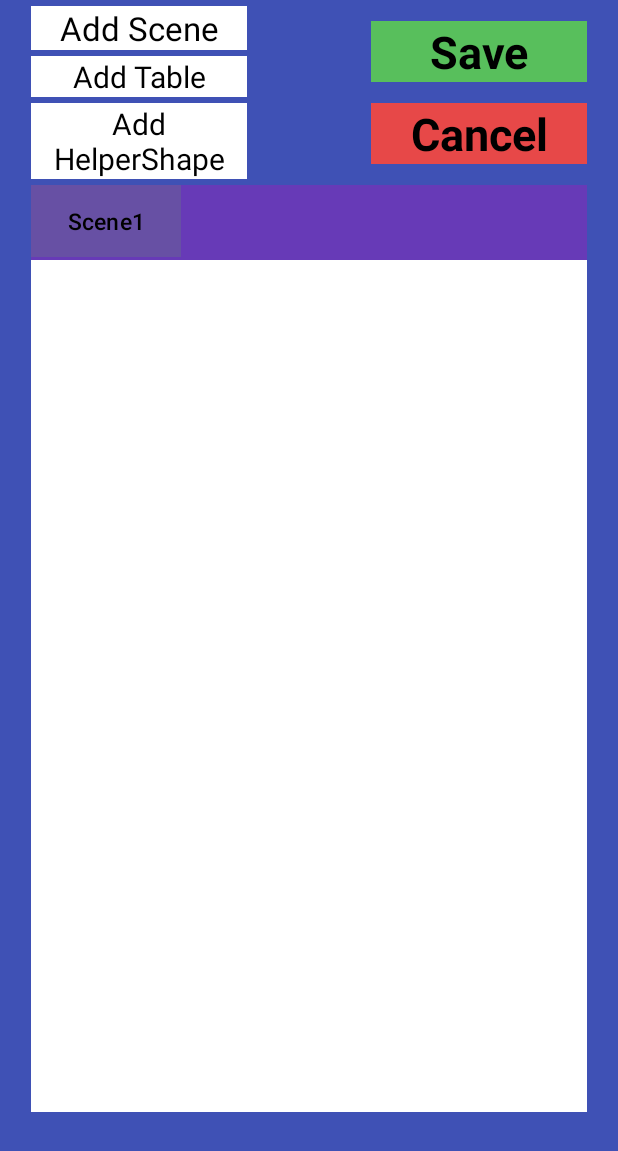
After one commit to gyarab/2024-4e-vakula-WaitR, an Android app: the layout edit_model_view_popup.xml on its own in the app's theme, with its tools: preview values and no code run, on a phone screen of 412 x 824 dp. The commit adds this screen. Shown: the top 1151 px of the screen. Run offline under Robolectric (Android 15) with nearby library versions, the phone set to English and light mode, and no system bars.

Commit message:
layout for editing model view created

```diff
--- /dev/null
+++ b/app/src/main/java/com/example/waitr/HelperShape.kt
@@ -0,0 +1,20 @@
+package com.example.waitr
+
+data class HelperShape(
+    val id: String = "",
+    var height: Double = 0.0,
+    var width: Double = 0.0,
+    var xPosition: Double = 0.0,
+    var yPosition: Double = 0.0
+){
+    fun toMap(): Map<String, Any?> {
+        return mapOf(
+            "id" to id,
+            "height" to height,
+            "width" to width,
+            "xPosition" to xPosition,
+            "yPosition" to yPosition
+        )
+    }
+
+}
--- a/app/src/main/java/com/example/waitr/ModelScene.kt
+++ b/app/src/main/java/com/example/waitr/ModelScene.kt
@@ -3,13 +3,15 @@ package com.example.waitr
 data class ModelScene(
     val id: String = "",
     var name: String = "",
-    var listOfTables: MutableList<Table> = mutableListOf()
+    var listOfTables: MutableList<Table> = mutableListOf(),
+    var listOfHelpers: MutableList<HelperShape> = mutableListOf()
 ){
     fun toMap(): Map<String, Any?> {
         return mapOf(
             "id" to id,
             "name" to name,
-            "listOfTables" to listOfTables.map { it.toMap() }
+            "listOfTables" to listOfTables.map { it.toMap() },
+            "listOfHelpers" to listOfHelpers.map { it.toMap() }
         )
     }
 
--- a/app/src/main/java/com/example/waitr/Model_view.kt
+++ b/app/src/main/java/com/example/waitr/Model_view.kt
@@ -1,5 +1,6 @@
 package com.example.waitr
 
+import android.app.Dialog
 import android.graphics.Color
 import android.os.Bundle
 import android.util.Log
@@ -37,6 +38,7 @@ class Model_view : Fragment() {
     private lateinit var addStageButtonIfNon: ImageButton
     private var dynamicLinearLayout: LinearLayout? = null
     private lateinit var viewModel: ModelViewModel
+    private lateinit var editModelDialoge: Dialog
 
 // zde psat pouze kod nesouvisejici s UI
     override fun onCreate(savedInstanceState: Bundle?) {
@@ -56,6 +58,9 @@ class Model_view : Fragment() {
     ): View? {
     // Inflate the layout for this fragment
         val view = inflater.inflate(R.layout.fragment_model_view, container, false)
+    // nastaveni promenne editModelDialoge
+    editModelDialoge = Dialog(requireContext())
+    editModelDialoge.setContentView(R.layout.edit_model_view_popup)
 
     platno = view.findViewById(R.id.canvas_layout)
     noStagesTODisplayTextView = TextView(context).apply {
@@ -79,17 +84,25 @@ class Model_view : Fragment() {
             //TODO
         }
     }
+    checkIfSceneExists()
+        return view
+    }
+
+    override fun onViewCreated(view: View, savedInstanceState: Bundle?) {
+        super.onViewCreated(view, savedInstanceState)
 
         editButton = view.findViewById(R.id.edit_button)
         editButton.setOnClickListener {
-        //TODO dodelat edit
+            showEditModelPopUp()
         }
         helpButton = view.findViewById(R.id.help_button)
         helpButton.setOnClickListener {
             //TODO dodelat help tlacitko
         }
-    checkIfSceneExists()
-        return view
+    }
+
+    private fun showEditModelPopUp(){
+
     }
 
     override fun onResume() {
--- a/app/src/main/java/com/example/waitr/Table.kt
+++ b/app/src/main/java/com/example/waitr/Table.kt
@@ -7,6 +7,8 @@ data class Table(
     var numberOfPeople: Int = 0,
     var listOfOrders: MutableList<Order> = mutableListOf(),
     var totalOrderPrice: Double = 0.0,
+    var height: Double = 0.0,
+    var width: Double = 0.0,
     var xPosition: Double = 0.0,
     var yPosition: Double = 0.0
 ){
@@ -18,6 +20,8 @@ data class Table(
             "numberOfPeople" to numberOfPeople,
             "listOfOrders" to listOfOrders.map { it.toMap() },
             "totalOrderPrice" to totalOrderPrice,
+            "height" to height,
+            "width" to width,
             "xPosition" to xPosition,
             "yPosition" to yPosition
         )
--- /dev/null
+++ b/app/src/main/res/layout/edit_model_view_popup.xml
@@ -0,0 +1,190 @@
+<?xml version="1.0" encoding="utf-8"?>
+<androidx.constraintlayout.widget.ConstraintLayout xmlns:android="http://schemas.android.com/apk/res/android"
+    xmlns:app="http://schemas.android.com/apk/res-auto"
+    xmlns:tools="http://schemas.android.com/tools"
+    android:layout_width="match_parent"
+    android:layout_height="match_parent"
+    android:background="#3F51B5">
+
+    <androidx.constraintlayout.widget.Guideline
+        android:id="@+id/guideline116"
+        android:layout_width="wrap_content"
+        android:layout_height="wrap_content"
+        android:orientation="vertical"
+        app:layout_constraintGuide_percent="0.05" />
+
+    <androidx.constraintlayout.widget.Guideline
+        android:id="@+id/guideline117"
+        android:layout_width="wrap_content"
+        android:layout_height="wrap_content"
+        android:orientation="vertical"
+        app:layout_constraintGuide_percent="0.95" />
+
+    <androidx.constraintlayout.widget.Guideline
+        android:id="@+id/guideline118"
+        android:layout_width="wrap_content"
+        android:layout_height="wrap_content"
+        android:orientation="vertical"
+        app:layout_constraintGuide_percent="0.4" />
+
+    <androidx.constraintlayout.widget.Guideline
+        android:id="@+id/guideline119"
+        android:layout_width="wrap_content"
+        android:layout_height="wrap_content"
+        android:orientation="vertical"
+        app:layout_constraintGuide_percent="0.6" />
+
+    <androidx.constraintlayout.widget.Guideline
+        android:id="@+id/guideline120"
+        android:layout_width="wrap_content"
+        android:layout_height="wrap_content"
+        android:orientation="horizontal"
+        app:layout_constraintGuide_percent="0.15" />
+
+    <androidx.constraintlayout.widget.Guideline
+        android:id="@+id/guideline121"
+        android:layout_width="wrap_content"
+        android:layout_height="wrap_content"
+        android:orientation="horizontal"
+        app:layout_constraintGuide_percent="0.21" />
+
+    <androidx.constraintlayout.widget.Guideline
+        android:id="@+id/guideline122"
+        android:layout_width="wrap_content"
+        android:layout_height="wrap_content"
+        android:orientation="horizontal"
+        app:layout_constraintGuide_percent="0.90" />
+
+    <TextView
+        android:id="@+id/add_scene"
+        android:layout_width="0dp"
+        android:layout_height="wrap_content"
+        android:autoSizeMaxTextSize="1000dp"
+        android:autoSizeMinTextSize="1dp"
+        android:autoSizeTextType="uniform"
+        android:background="#fff"
+        android:gravity="center"
+        android:text="@string/add_scene"
+        android:textColor="#000"
+        android:textSize="22sp"
+        app:layout_constraintBottom_toTopOf="@+id/add_table"
+        app:layout_constraintEnd_toStartOf="@+id/guideline118"
+        app:layout_constraintStart_toStartOf="@+id/guideline116"
+        app:layout_constraintTop_toTopOf="parent"
+        app:layout_constraintVertical_bias="0.5" />
+
+    <TextView
+        android:id="@+id/add_table"
+        android:layout_width="0dp"
+        android:layout_height="wrap_content"
+        android:autoSizeMaxTextSize="1000dp"
+        android:autoSizeMinTextSize="1dp"
+        android:autoSizeTextType="uniform"
+        android:background="#fff"
+        android:gravity="center"
+        android:text="@string/add_table"
+        android:textColor="#000"
+        android:textSize="20sp"
+        app:layout_constraintBottom_toTopOf="@+id/add_helper_shape"
+        app:layout_constraintEnd_toStartOf="@+id/guideline118"
+        app:layout_constraintStart_toStartOf="@+id/guideline116"
+        app:layout_constraintTop_toBottomOf="@+id/add_scene"
+        app:layout_constraintVertical_bias="0.5" />
+
+    <TextView
+        android:id="@+id/save_model_edit"
+        android:layout_width="0dp"
+        android:layout_height="wrap_content"
+        android:autoSizeMaxTextSize="1000dp"
+        android:autoSizeMinTextSize="1dp"
+        android:autoSizeTextType="uniform"
+        android:background="#58BF5C"
+        android:gravity="center"
+        android:text="@string/save"
+        android:textColor="#000"
+        android:textSize="30sp"
+        android:textStyle="bold"
+        app:layout_constraintBottom_toTopOf="@+id/cancel_model_edit"
+        app:layout_constraintEnd_toStartOf="@+id/guideline117"
+        app:layout_constraintStart_toStartOf="@+id/guideline119"
+        app:layout_constraintTop_toTopOf="parent"
+        app:layout_constraintVertical_bias="0.5" />
+
+    <TextView
+        android:id="@+id/cancel_model_edit"
+        android:layout_width="0dp"
+        android:layout_height="wrap_content"
+        android:autoSizeMaxTextSize="1000dp"
+        android:autoSizeMinTextSize="1dp"
+        android:autoSizeTextType="uniform"
+        android:background="#E74848"
+        android:gravity="center"
+        android:text="@string/cancel"
+        android:textColor="#000"
+        android:textSize="30sp"
+        android:textStyle="bold"
+        app:layout_constraintBottom_toTopOf="@+id/guideline120"
+        app:layout_constraintEnd_toStartOf="@+id/guideline117"
+        app:layout_constraintHorizontal_bias="0.5"
+        app:layout_constraintStart_toStartOf="@+id/guideline119"
+        app:layout_constraintTop_toBottomOf="@+id/save_model_edit"
+        app:layout_constraintVertical_bias="0.5" />
+
+    <HorizontalScrollView
+        android:id="@+id/edit_model_horizontal_scroll_view"
+        android:layout_width="0dp"
+        android:layout_height="0dp"
+        android:background="#673AB7"
+        app:layout_constraintBottom_toTopOf="@+id/guideline121"
+        app:layout_constraintEnd_toStartOf="@+id/guideline117"
+        app:layout_constraintStart_toStartOf="@+id/guideline116"
+        app:layout_constraintTop_toTopOf="@+id/guideline120">
+
+        <LinearLayout
+            android:id="@+id/linearlayout_for_scenes"
+            android:layout_width="wrap_content"
+            android:layout_height="match_parent"
+            android:orientation="horizontal">
+
+            <Button
+                android:layout_width="100dp"
+                android:layout_height="48dp"
+                android:autoSizeMaxTextSize="1000dp"
+                android:autoSizeMinTextSize="1dp"
+                android:autoSizeTextType="uniform"
+                android:background="#fff"
+                android:text="@string/scene1"
+                android:textColor="#000" />
+        </LinearLayout>
+    </HorizontalScrollView>
+
+    <FrameLayout
+        android:id="@+id/canvas_layout"
+        android:layout_width="0dp"
+        android:layout_height="0dp"
+        android:background="@color/white"
+        app:layout_constraintBottom_toTopOf="@+id/guideline122"
+        app:layout_constraintEnd_toStartOf="@+id/guideline117"
+        app:layout_constraintStart_toStartOf="@+id/guideline116"
+        app:layout_constraintTop_toTopOf="@+id/guideline121">
+
+    </FrameLayout>
+
+    <TextView
+        android:id="@+id/add_helper_shape"
+        android:layout_width="0dp"
+        android:layout_height="wrap_content"
+        android:text="@string/add_helpershape"
+        android:autoSizeMinTextSize="1dp"
+        android:autoSizeMaxTextSize="1000dp"
+        android:autoSizeTextType="uniform"
+        android:gravity="center"
+        android:textSize="20sp"
+        android:background="#fff"
+        android:textColor="#000"
+        app:layout_constraintBottom_toTopOf="@+id/edit_model_horizontal_scroll_view"
+        app:layout_constraintEnd_toStartOf="@+id/guideline118"
+        app:layout_constraintStart_toStartOf="@+id/guideline116"
+        app:layout_constraintTop_toBottomOf="@+id/add_table"
+        app:layout_constraintVertical_bias="0.5" />
+</androidx.constraintlayout.widget.ConstraintLayout>
--- a/app/src/main/res/values/strings.xml
+++ b/app/src/main/res/values/strings.xml
@@ -55,4 +55,7 @@
     <string name="change_price">Change price</string>
     <string name="description">Description:</string>
     <string name="change_description">Change description</string>
+    <string name="add_scene">Add Scene</string>
+    <string name="add_table">Add Table</string>
+    <string name="add_helpershape">Add HelperShape</string>
 </resources>
```
Lines whose indentation alone changed are shown as unchanged.
